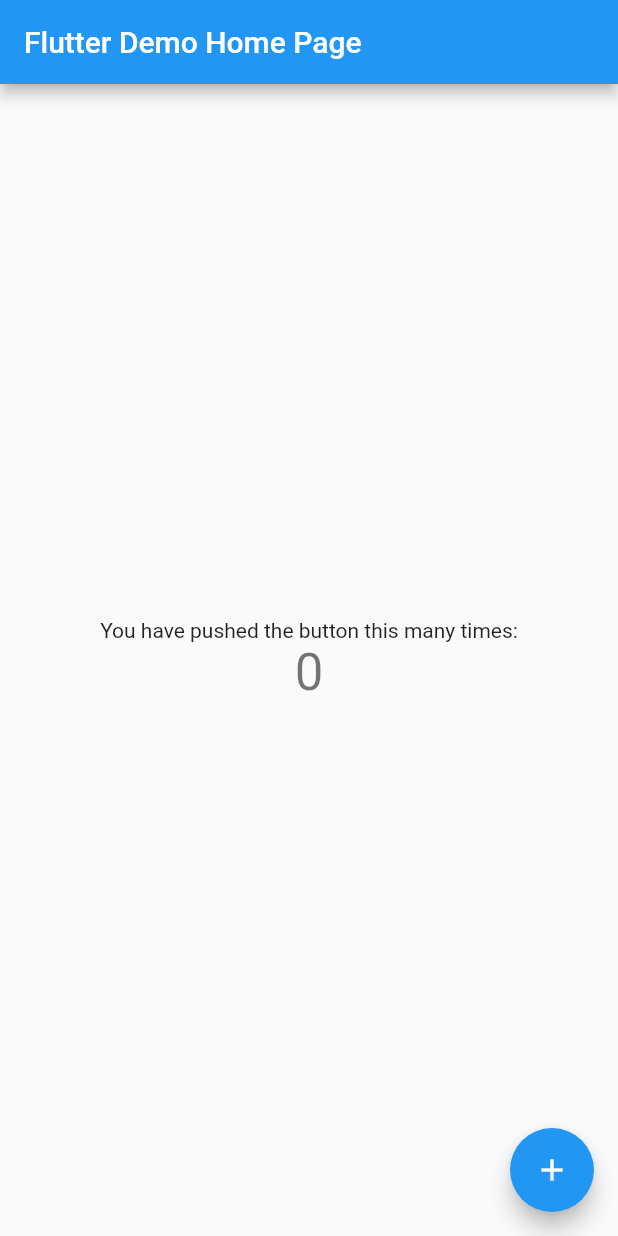
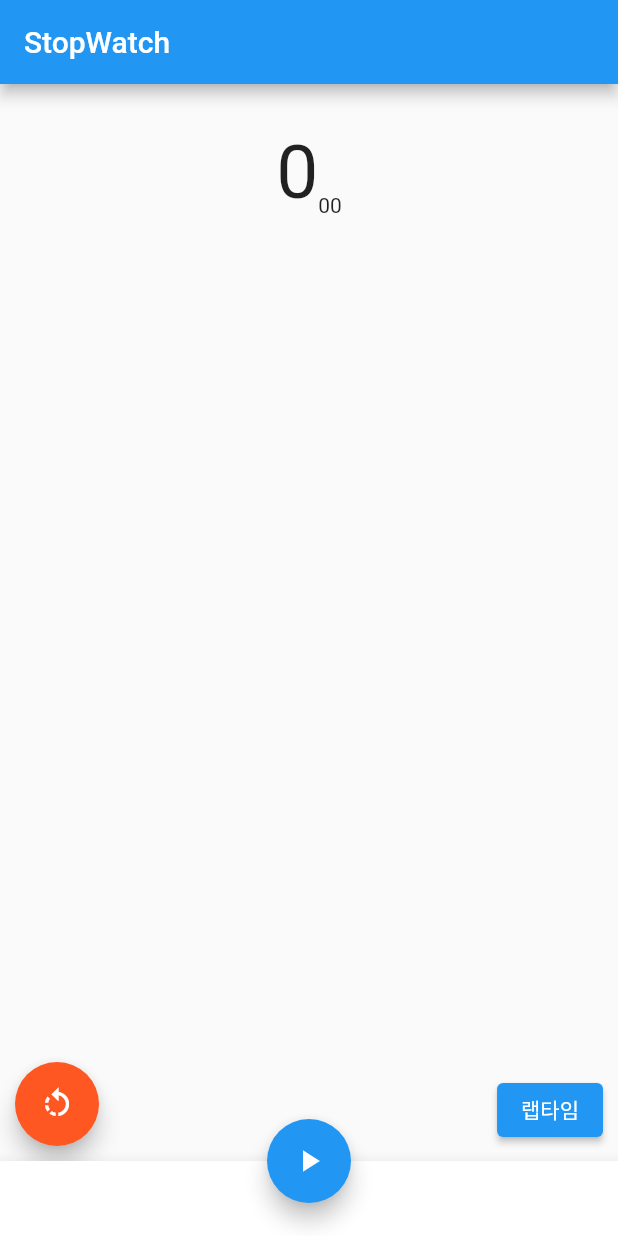
Before and after one commit to ottogi99/flutter_stop_watch, a Flutter app: the screen it shows after launch, on a phone screen of 412 x 824 dp. Run offline on Flutter 3.47's test engine with Material 2 defaults, Android fonts, the phone set to English and light mode, and no system bars.

```diff
--- a/lib/main.dart
+++ b/lib/main.dart
@@ -1,4 +1,5 @@
 import 'package:flutter/material.dart';
+import 'dart:async';
 
 void main() {
   runApp(const MyApp());
@@ -11,105 +12,159 @@ class MyApp extends StatelessWidget {
   @override
   Widget build(BuildContext context) {
     return MaterialApp(
-      title: 'Flutter Demo',
+      title: 'StopWatch',
       theme: ThemeData(
-        // This is the theme of your application.
-        //
-        // Try running your application with "flutter run". You'll see the
-        // application has a blue toolbar. Then, without quitting the app, try
-        // changing the primarySwatch below to Colors.green and then invoke
-        // "hot reload" (press "r" in the console where you ran "flutter run",
-        // or simply save your changes to "hot reload" in a Flutter IDE).
-        // Notice that the counter didn't reset back to zero; the application
-        // is not restarted.
         primarySwatch: Colors.blue,
       ),
-      home: const MyHomePage(title: 'Flutter Demo Home Page'),
+      home: const StopWatchPage(),
     );
   }
 }
 
-class MyHomePage extends StatefulWidget {
-  const MyHomePage({Key? key, required this.title}) : super(key: key);
-
-  // This widget is the home page of your application. It is stateful, meaning
-  // that it has a State object (defined below) that contains fields that affect
-  // how it looks.
-
-  // This class is the configuration for the state. It holds the values (in this
-  // case the title) provided by the parent (in this case the App widget) and
-  // used by the build method of the State. Fields in a Widget subclass are
-  // always marked "final".
-
-  final String title;
+class StopWatchPage extends StatefulWidget {
+  const StopWatchPage({Key? key}) : super(key: key);
 
   @override
-  State<MyHomePage> createState() => _MyHomePageState();
+  State<StopWatchPage> createState() => _StopWatchPageState();
 }
 
-class _MyHomePageState extends State<MyHomePage> {
-  int _counter = 0;
+class _StopWatchPageState extends State<StopWatchPage> {
+  var _timer; // 타이머
+  // Timer _timer;
 
-  void _incrementCounter() {
-    setState(() {
-      // This call to setState tells the Flutter framework that something has
-      // changed in this State, which causes it to rerun the build method below
-      // so that the display can reflect the updated values. If we changed
-      // _counter without calling setState(), then the build method would not be
-      // called again, and so nothing would appear to happen.
-      _counter++;
-    });
+  var _time = 0; // 0.01초마다 1씩 증가시킬 정수형 변수
+  var _isRunning = false; // 현재 시작 상태를 나타낼 불리언 변수
+
+  List<String> _lapTimes = [];
+
+  @override
+  void initState() {
+    super.initState();
   }
 
   @override
+  void dispose() {
+    _timer?.cancel();
+    super.dispose();
+  } // 랩타임에 표시할 시간을 저장할 리스트
+
+  @override
   Widget build(BuildContext context) {
-    // This method is rerun every time setState is called, for instance as done
-    // by the _incrementCounter method above.
-    //
-    // The Flutter framework has been optimized to make rerunning build methods
-    // fast, so that you can just rebuild anything that needs updating rather
-    // than having to individually change instances of widgets.
     return Scaffold(
       appBar: AppBar(
-        // Here we take the value from the MyHomePage object that was created by
-        // the App.build method, and use it to set our appbar title.
-        title: Text(widget.title),
+        title: Text('StopWatch'),
       ),
-      body: Center(
-        // Center is a layout widget. It takes a single child and positions it
-        // in the middle of the parent.
-        child: Column(
-          // Column is also a layout widget. It takes a list of children and
-          // arranges them vertically. By default, it sizes itself to fit its
-          // children horizontally, and tries to be as tall as its parent.
-          //
-          // Invoke "debug painting" (press "p" in the console, choose the
-          // "Toggle Debug Paint" action from the Flutter Inspector in Android
-          // Studio, or the "Toggle Debug Paint" command in Visual Studio Code)
-          // to see the wireframe for each widget.
-          //
-          // Column has various properties to control how it sizes itself and
-          // how it positions its children. Here we use mainAxisAlignment to
-          // center the children vertically; the main axis here is the vertical
-          // axis because Columns are vertical (the cross axis would be
-          // horizontal).
-          mainAxisAlignment: MainAxisAlignment.center,
-          children: <Widget>[
-            const Text(
-              'You have pushed the button this many times:',
+      body: _buildBody(),
+      bottomNavigationBar: BottomAppBar(
+        child: Container(
+          height: 50.0,
+        ),
+      ),
+      floatingActionButton: FloatingActionButton(
+        onPressed: () => setState(() {
+          _clickButton();
+        }),
+        child: _isRunning ? Icon(Icons.pause) : Icon(Icons.play_arrow),
+      ),
+      floatingActionButtonLocation: FloatingActionButtonLocation.centerDocked,
+    );
+  }
+
+  Widget _buildBody() {
+    var sec = _time ~/ 100; // 초
+    var hundredth = '${_time % 100}'.padLeft(2, '0'); // 1/100초
+    return Center(
+      child: Padding(
+        padding: EdgeInsets.only(top: 30),
+        child: Stack(
+          children: [
+            Column(
+              children: [
+                Row(
+                  // 시간을 표시하는 영역
+                  mainAxisAlignment: MainAxisAlignment.center,
+                  crossAxisAlignment: CrossAxisAlignment.end,
+                  children: [
+                    Text(
+                      '$sec',
+                      style: TextStyle(fontSize: 50.0),
+                    ),
+                    Text('$hundredth'),
+                  ],
+                ),
+                Container(
+                  // 랩타임을 표시하는 영역
+                  width: 100,
+                  height: 200,
+                  child: ListView(
+                    children: _lapTimes.map((time) => Text(time)).toList(),
+                  ),
+                ),
+              ],
             ),
-            Text(
-              '$_counter',
-              style: Theme.of(context).textTheme.headline4,
+            Positioned(
+              left: 10,
+              bottom: 10,
+              child: FloatingActionButton(
+                // 왼쪽 아래에 위치한 초기화 버튼
+                backgroundColor: Colors.deepOrange,
+                onPressed: _reset,
+                // onPressed: _reset(),
+                child: Icon(Icons.rotate_left),
+              ),
+            ),
+            Positioned(
+              right: 10,
+              bottom: 10,
+              child: ElevatedButton(
+                onPressed: () => _recordLapTime('$sec.$hundredth'),
+                child: Text('랩타임'),
+              ),
             ),
           ],
         ),
       ),
-      floatingActionButton: FloatingActionButton(
-        onPressed: _incrementCounter,
-        tooltip: 'Increment',
-        child: const Icon(Icons.add),
-      ), // This trailing comma makes auto-formatting nicer for build methods.
     );
   }
+
+  // 시작 또는 일시정지 버튼 클릭
+  void _clickButton() {
+    _isRunning = !_isRunning;
+
+    if (_isRunning) {
+      _start();
+    } else {
+      _pause();
+    }
+  }
+
+  void _start() {
+    _timer = Timer.periodic(
+      Duration(milliseconds: 10),
+      (timer) {
+        setState(() {
+          _time++;
+        });
+      },
+    );
+  }
+
+  void _pause() {
+    _timer?.cancel();
+  }
+
+  void _reset() {
+    setState(() {
+      _isRunning = false;
+      _timer?.cancel();
+      _lapTimes.clear();
+      _time = 0;
+    });
+  }
+
+  void _recordLapTime(String time) {
+    setState(() {
+      _lapTimes.insert(0, '${_lapTimes.length + 1}등 $time');
+    });
+  }
 }
```
